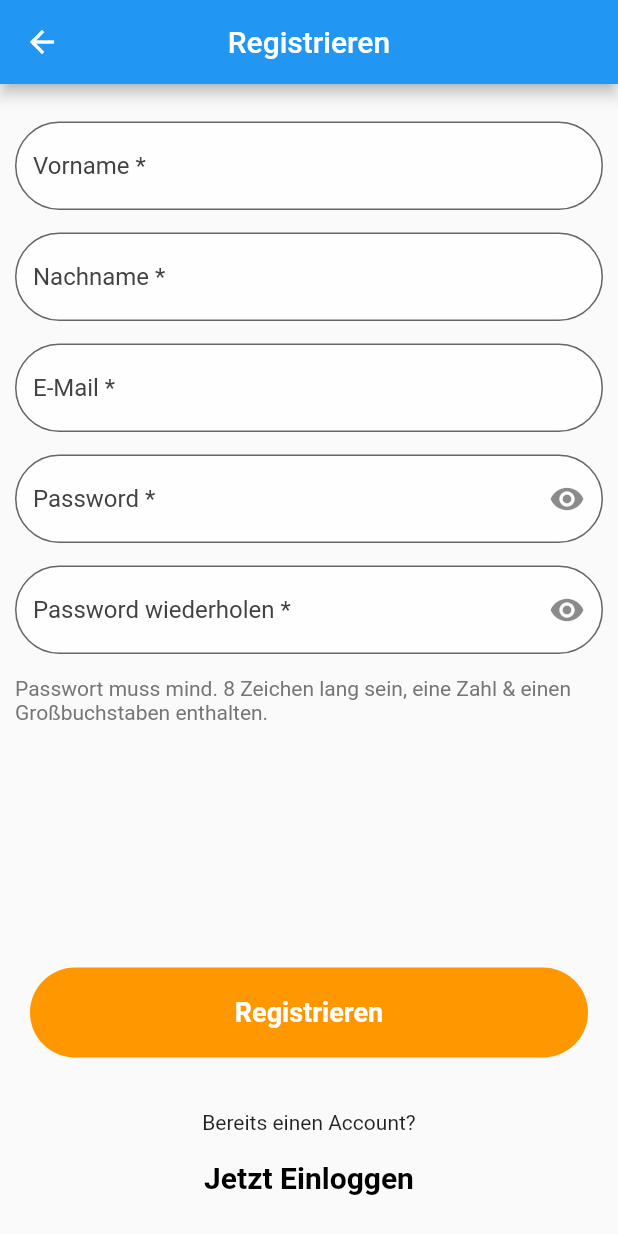
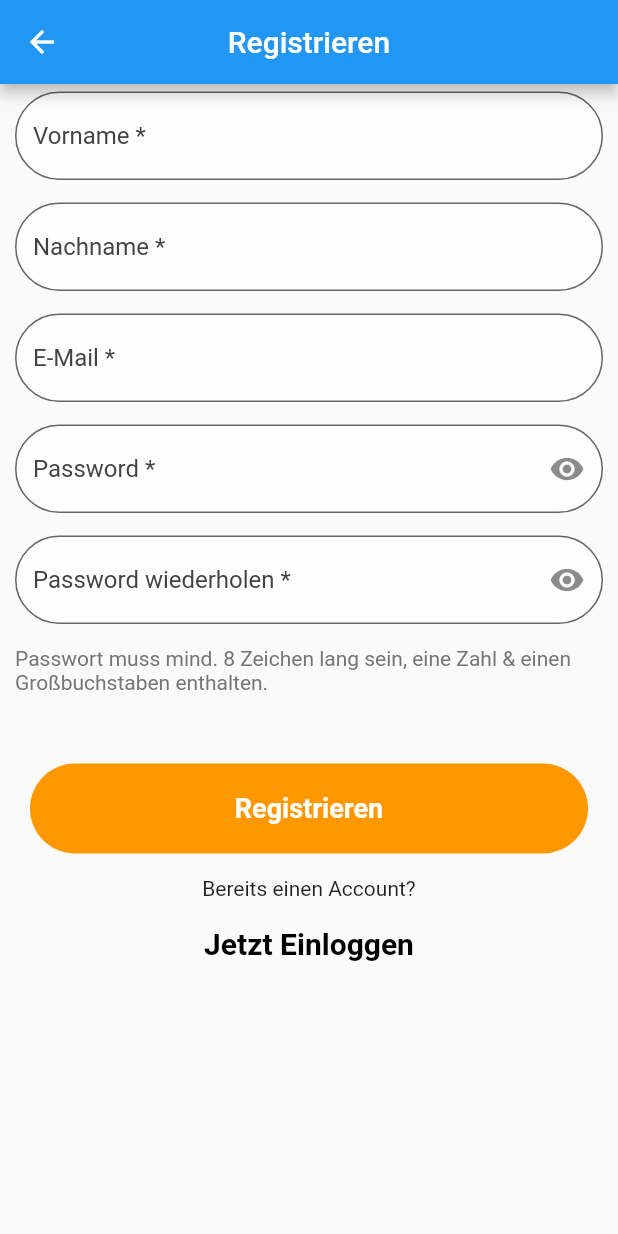
Before and after one commit to Wareload/SEP_Frontend, a Flutter app: the Register screen opened by its route, on a phone screen of 412 x 824 dp. Run offline on Flutter 3.47's test engine with Material 2 defaults, Android fonts, the phone set to English and light mode, and no system bars; our stand-ins replace flutter_secure_storage; accounts and stored records are empty; network calls fail.

Commit message:
fixxed register layout

```diff
--- a/lib/screens/profile_invitations.dart
+++ b/lib/screens/profile_invitations.dart
@@ -22,13 +22,15 @@ class _ProfileInvitationsState extends State<ProfileInvitations> {
   List<Invitation> invitations = [];
   @override
   Widget build(BuildContext context) {
-    return Scaffold(body: SafeArea(child: LayoutBuilder(builder: (builder, constraints) {
+    return Scaffold(
+        body: SafeArea(child: LayoutBuilder(builder: (builder, constraints) {
       return RefreshIndicator(
         key: refreshKey,
         onRefresh: refreshInvitations,
         child: ListView(
           children: [
-            Widgets.getNavBarWithoutProfile(constraints, _onBack, "Deine Einladungen"),
+            Widgets.getNavBarWithoutProfile(
+                constraints, _onBack, "Deine Einladungen"),
             Expanded(
               child: SingleChildScrollView(
                 child: getInvitationwidgets(),
@@ -42,6 +44,7 @@ class _ProfileInvitationsState extends State<ProfileInvitations> {
 
   Future<void> refreshInvitations() async {
     refreshKey.currentState?.show(atTop: false);
+    getInvitations();
     setState(() {});
   }
 
@@ -81,7 +84,8 @@ class _ProfileInvitationsState extends State<ProfileInvitations> {
         decoration: BoxDecoration(
             border: Border.all(color: Colors.blue),
             color: Settings.blueAccent,
-            borderRadius: BorderRadius.circular(20) // use instead of BorderRadius.all(Radius.circular(20))
+            borderRadius: BorderRadius.circular(
+                20) // use instead of BorderRadius.all(Radius.circular(20))
             ),
         child: Container(
           color: Settings.blueAccent,
@@ -115,7 +119,8 @@ class _ProfileInvitationsState extends State<ProfileInvitations> {
   Widget textWhiteH3(String teamname) {
     return Text(
       teamname,
-      style: TextStyle(fontWeight: FontWeight.bold, fontSize: 20, color: Colors.white),
+      style: TextStyle(
+          fontWeight: FontWeight.bold, fontSize: 20, color: Colors.white),
     );
   }
 
--- a/lib/screens/register.dart
+++ b/lib/screens/register.dart
@@ -34,23 +34,28 @@ class _RegisterState extends State<Register> {
               title: Text("Registrieren"),
               centerTitle: true,
             ),
-            body: Container(child: LayoutBuilder(builder: (builder, constraints) {
-              return Column(
+            body:
+                Container(child: LayoutBuilder(builder: (builder, constraints) {
+              return SingleChildScrollView(
+                child: Column(
                   mainAxisAlignment: MainAxisAlignment.start,
                   crossAxisAlignment: CrossAxisAlignment.start,
                   children: [
-                  const SizedBox(
+                    /*  const SizedBox(
                       height: 20,
-                  ),
-                  Widgets.getInputFieldLoginStyle("Vorname *", firstnameController, TextInputType.emailAddress),
+                    ),*/
+                    Widgets.getInputFieldLoginStyle("Vorname *",
+                        firstnameController, TextInputType.emailAddress),
                     const SizedBox(
                       height: 5,
                     ),
-                  Widgets.getInputFieldLoginStyle("Nachname *", lastnameController, TextInputType.emailAddress),
+                    Widgets.getInputFieldLoginStyle("Nachname *",
+                        lastnameController, TextInputType.emailAddress),
                     const SizedBox(
                       height: 5,
                     ),
-                  Widgets.getInputFieldLoginStyle("E-Mail *", emailController, TextInputType.emailAddress),
+                    Widgets.getInputFieldLoginStyle("E-Mail *", emailController,
+                        TextInputType.emailAddress),
                     const SizedBox(
                       height: 5,
                     ),
@@ -71,7 +76,9 @@ class _RegisterState extends State<Register> {
                           hintText: "Password *",
                           fillColor: Colors.white70,
                           suffixIcon: IconButton(
-                            icon: Icon(_isObscure ? Icons.visibility : Icons.visibility_off),
+                              icon: Icon(_isObscure
+                                  ? Icons.visibility
+                                  : Icons.visibility_off),
                               onPressed: () {
                                 setState(() {
                                   _isObscure = !_isObscure;
@@ -92,13 +99,16 @@ class _RegisterState extends State<Register> {
                         keyboardType: TextInputType.visiblePassword,
                         controller: passwordcheckController,
                         decoration: InputDecoration(
-                        border: OutlineInputBorder(borderRadius: BorderRadius.circular(30.0)),
+                          border: OutlineInputBorder(
+                              borderRadius: BorderRadius.circular(30.0)),
                           filled: true,
                           hintStyle: TextStyle(color: Colors.grey[800]),
                           hintText: "Password wiederholen *",
                           fillColor: Colors.white70,
                           suffixIcon: IconButton(
-                            icon: Icon(_isObscureCheck ? Icons.visibility : Icons.visibility_off),
+                              icon: Icon(_isObscureCheck
+                                  ? Icons.visibility
+                                  : Icons.visibility_off),
                               onPressed: () {
                                 setState(() {
                                   _isObscureCheck = !_isObscureCheck;
@@ -124,14 +134,17 @@ class _RegisterState extends State<Register> {
                         ),
                       ],
                     ),
-                  Container(padding: const EdgeInsets.fromLTRB(10, 0, 10, 0), child: Widgets.getTextFieldE1(_errorText, constraints)),
-                  Expanded(
+                    Container(
+                        padding: const EdgeInsets.fromLTRB(5, 0, 5, 0),
+                        child: Widgets.getTextFieldE1(_errorText, constraints)),
+                    Container(
                       child: Column(
                         mainAxisAlignment: MainAxisAlignment.end,
                         children: [
-                        Widgets.getButtonStyleOrange("", _register, constraints, "Registrieren"),
+                          Widgets.getButtonStyleOrange(
+                              "", _register, constraints, "Registrieren"),
                           const SizedBox(
-                          height: 25,
+                            height: 5,
                           ),
                           const Text("Bereits einen Account?"),
                           const SizedBox(
@@ -139,12 +152,13 @@ class _RegisterState extends State<Register> {
                           ),
                           btnWithoutBackground("Jetzt Einloggen", _toLogin),
                           const SizedBox(
-                          height: 15,
+                            height: 5,
                           ),
                         ],
                       ),
                     ),
                   ],
+                ),
               );
             }))));
   }
@@ -156,7 +170,8 @@ class _RegisterState extends State<Register> {
       });
     } else {
       try {
-        await Api.api.register(emailController.text, passwordController.text, firstnameController.text, lastnameController.text);
+        await Api.api.register(emailController.text, passwordController.text,
+            firstnameController.text, lastnameController.text);
         Navigator.pushReplacementNamed(context, RouteGenerator.teamOverview);
       } catch (e) {
         setState(() {
@@ -182,7 +197,8 @@ class _RegisterState extends State<Register> {
       //padding: EdgeInsets.only(bottom: 30),
       child: Text(
         text,
-        style: TextStyle(color: Colors.black, fontWeight: FontWeight.bold, fontSize: 20),
+        style: TextStyle(
+            color: Colors.black, fontWeight: FontWeight.bold, fontSize: 20),
       ),
       onPressed: func,
     );
```
Lines whose indentation alone changed are shown as unchanged.
